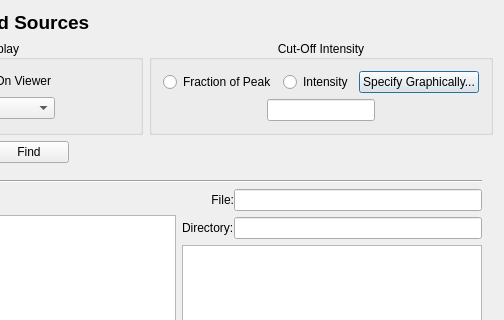
radio-astro/casa, file code/display/Fit/FindSourcesDialog.ui: the form before one commit; both pictures show x 446 to 950 and y 0 to 320 of the 950 by 491 pixel window.
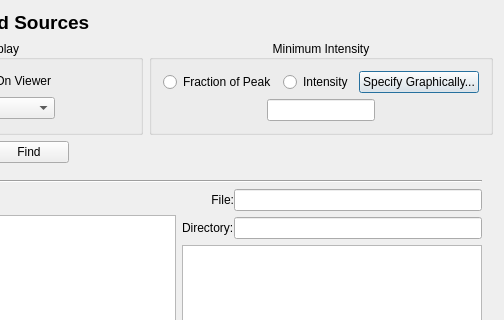
The form after the commit.

What changed in the file:
```diff
--- a/code/display/Fit/FindSourcesDialog.ui
+++ b/code/display/Fit/FindSourcesDialog.ui
@@ -284,7 +284,7 @@
      <item>
       <widget class="QGroupBox" name="cutoffGroupBox">
        <property name="title">
-        <string>Cut-Off Intensity</string>
+        <string>Minimum Intensity</string>
        </property>
        <property name="alignment">
         <set>Qt::AlignCenter</set>
```
